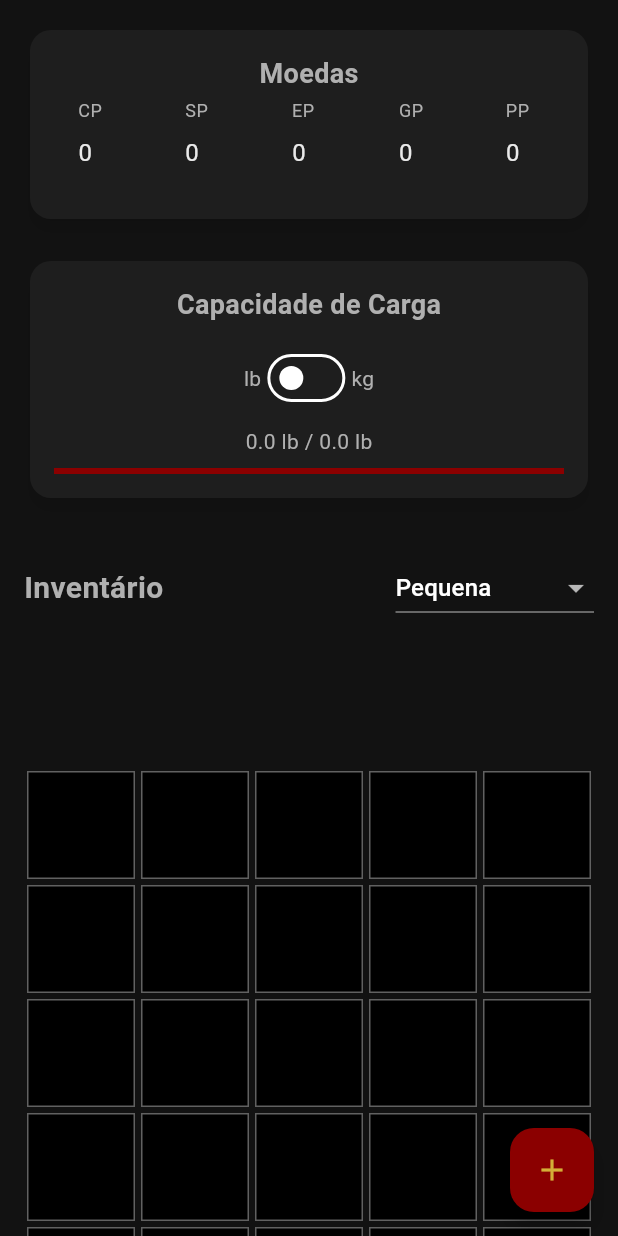
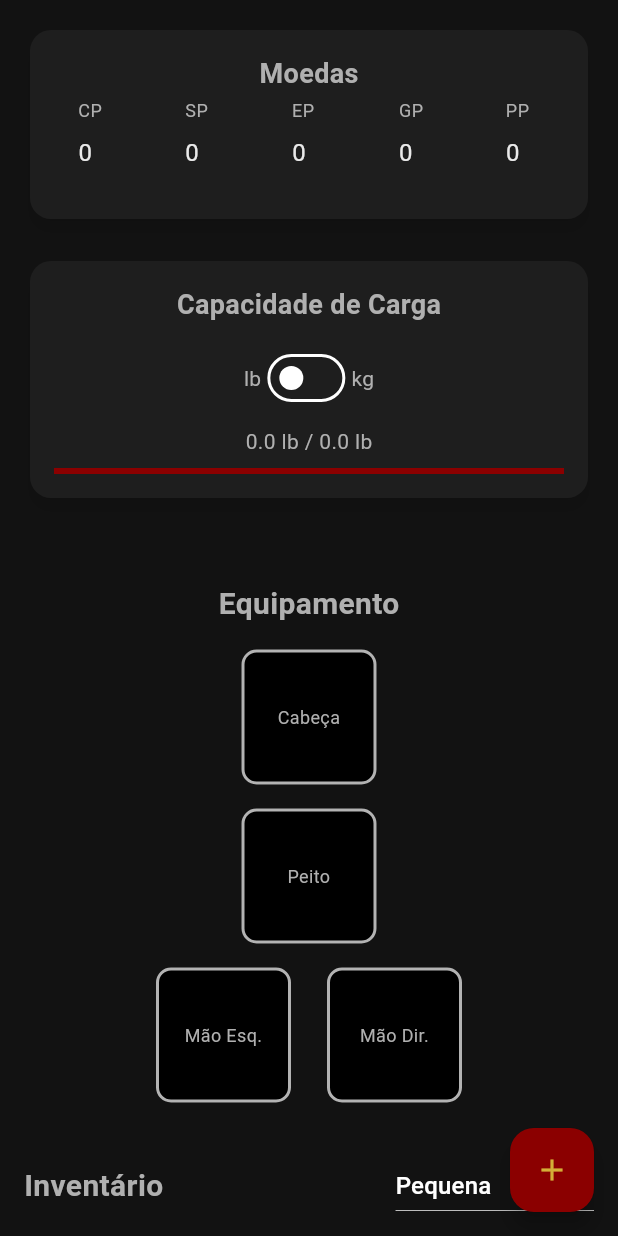
Before and after one commit to GustavoQuerique/GG-Para-todas-as-magias, a Flutter app: the SheetTabInventory screen opened directly with empty values, on a phone screen of 412 x 824 dp. Run offline on Flutter 3.47's test engine with Material 3 defaults, Android fonts, the light colour scheme and no system bars; our stand-ins replace hive, hive_flutter; accounts and stored records are empty; network calls fail.

Commit message:
adicionado um sistema de equipamento, para colocar itens como espada, escudo, armadura
trocado a forma que os itens são movidos. Agora estou usando Draggable.

```diff
--- a/lib/models/character_sheet.dart
+++ b/lib/models/character_sheet.dart
@@ -1,6 +1,8 @@
 import 'package:flutter/material.dart';
 import 'package:guia_de_garlou_para_todas_as_magias/models/inventory/inventory_controller/inventory_container.dart';
+import 'package:guia_de_garlou_para_todas_as_magias/models/inventory/inventory_controller/inventory_item_instance.dart';
 import 'package:guia_de_garlou_para_todas_as_magias/models/inventory/inventory_item.dart';
+import 'package:guia_de_garlou_para_todas_as_magias/presentation/screens/sheet/sheet_detail_page/tabs/sheet_tab_inventory_equipment/equipment_section.dart';
 import 'package:hive/hive.dart';
 
 part 'character_sheet.g.dart';
@@ -132,6 +134,9 @@ class CharacterSheet extends HiveObject {
   @HiveField(33)
   int inventoryTypeIndex;
 
+  @HiveField(34)
+  Map<String, Map<String, dynamic>?> equippedItems = {};
+
   CharacterSheet({
     required this.name,
     required this.level,
@@ -167,6 +172,7 @@ class CharacterSheet extends HiveObject {
     Map<int, int>? spellSlots,
     List<Map<String, dynamic>>? inventoryGridItems,
     int? inventoryTypeIndex,
+    Map<String, Map<String, dynamic>>? equippedItems,
   }) : proficientSkills = proficientSkills ?? [],
        spellsByLevel =
            spellsByLevel ??
@@ -177,7 +183,8 @@ class CharacterSheet extends HiveObject {
        inventory = inventory ?? [],
        inventoryGridItems = inventoryGridItems ?? [],
        inventoryTypeIndex =
-           inventoryTypeIndex ?? InventoryType.mediumBackpack.index;
+           inventoryTypeIndex ?? InventoryType.mediumBackpack.index,
+       equippedItems = equippedItems ?? {};
 
   //Getters
 
@@ -227,6 +234,33 @@ class CharacterSheet extends HiveObject {
 
   int _modifier(int value) {
     return ((value - 10) / 2).floor();
+  }
+
+  //helper dos equipamentos
+  Map<EquipmentSlot, InventoryItemInstance?> get getEquippedItemsParsed {
+    final result = <EquipmentSlot, InventoryItemInstance?>{};
+
+    for (var slot in EquipmentSlot.values) {
+      final json = equippedItems[slot.name];
+
+      if (json != null) {
+        result[slot] = InventoryItemInstance.fromJson(json);
+      } else {
+        result[slot] = null;
+      }
+    }
+
+    return result;
+  }
+
+  void updateEquippedItemsFromParsed(
+    Map<EquipmentSlot, InventoryItemInstance?> parsed,
+  ) {
+    equippedItems.clear();
+
+    for (var entry in parsed.entries) {
+      equippedItems[entry.key.name] = entry.value?.toJson();
+    }
   }
 
   //
@@ -341,6 +375,11 @@ class CharacterSheet extends HiveObject {
       inventoryGridItems: List<Map<String, dynamic>>.from(
         json['inventoryGridItem'] ?? [],
       ),
+
+      equippedItems: Map<String, Map<String, dynamic>>.from(
+        json['equippedItems'],
+      ),
+
       inventoryTypeIndex:
           json['inventoryTypeIndex'] ?? InventoryType.mediumBackpack.index,
     );
@@ -409,6 +448,8 @@ class CharacterSheet extends HiveObject {
 
       'inventoryGridItems': inventoryGridItems,
       'inventoryTypeIndex': inventoryTypeIndex,
+
+      'equippedItems': equippedItems,
     };
   }
 }
--- a/lib/presentation/screens/sheet/sheet_detail_page/tabs/sheet_tab_inventory.dart
+++ b/lib/presentation/screens/sheet/sheet_detail_page/tabs/sheet_tab_inventory.dart
@@ -1,8 +1,6 @@
-///TODO: fazer com que os itens do grid afetem a capacidade de carga
-///Almentar o tamanho do texto dentro do grid
-///tornar os itens tocaveis para abrir uma aba de descrição
+///TODO: tornar os itens tocaveis para abrir uma aba de descrição
 ///ESSE ARQUIVO DA MUITO GRANDE, VAMOS CRIAR UM NOVO SO PARA OS WIDGETS DELE
-///talvez colocar fome/sistema de comida
+///quando arrastado para cima, o item some aidna
 
 import 'package:flutter/material.dart';
 import 'package:guia_de_garlou_para_todas_as_magias/models/character_sheet.dart';
@@ -10,6 +8,7 @@ import 'package:guia_de_garlou_para_todas_as_magias/models/inventory/inventory_c
 import 'package:guia_de_garlou_para_todas_as_magias/models/inventory/inventory_controller/inventory_item_instance.dart';
 import 'package:guia_de_garlou_para_todas_as_magias/models/inventory/inventory_controller/inventory_manager.dart';
 import 'package:guia_de_garlou_para_todas_as_magias/models/inventory/inventory_item.dart';
+import 'package:guia_de_garlou_para_todas_as_magias/presentation/screens/sheet/sheet_detail_page/tabs/sheet_tab_inventory_equipment/equipment_section.dart';
 import 'package:guia_de_garlou_para_todas_as_magias/widgets/medieval_card.dart';
 
 class SheetTabInventory extends StatefulWidget {
@@ -24,11 +23,17 @@ class SheetTabInventory extends StatefulWidget {
 class _SheetTabInventoryState extends State<SheetTabInventory> {
   late InventoryManager inventoryManager;
   final GlobalKey _gridKey = GlobalKey();
-  final GlobalKey _trashKey = GlobalKey();
-  InventoryItemInstance? draggingItem;
-  Offset? dragOffset;
-  Offset? dragPosition;
   InventoryType selectedType = InventoryType.mediumBackpack;
+  bool isDragging = false;
+  late Map<EquipmentSlot, InventoryItemInstance?> equippedItems;
+
+  ///Mapa dos slots de equipamento
+  // Map<EquipmentSlot, InventoryItemInstance?> equippedItems = {
+  //   EquipmentSlot.head: null,
+  //   EquipmentSlot.chest: null,
+  //   EquipmentSlot.mainHand: null,
+  //   EquipmentSlot.offHand: null,
+  // };
 
   @override
   void initState() {
@@ -36,6 +41,8 @@ class _SheetTabInventoryState extends State<SheetTabInventory> {
     selectedType = InventoryType.values[widget.sheet.inventoryTypeIndex];
 
     inventoryManager = InventoryManager(selectedType);
+
+    equippedItems = widget.sheet.getEquippedItemsParsed;
 
     if (widget.sheet.inventoryGridItems.isNotEmpty) {
       inventoryManager.importItems(widget.sheet.inventoryGridItems);
@@ -155,6 +162,33 @@ class _SheetTabInventoryState extends State<SheetTabInventory> {
 
               const SizedBox(height: 32),
 
+              //Equipamento
+              EquipmentSection(
+                equippedItems: equippedItems,
+                onItemDropped: (slot, item) {
+                  print("Item dropado no slot");
+                  setState(() {
+                    equippedItems[slot] = item;
+                    inventoryManager.removeItem(item);
+
+                    widget.sheet.inventoryGridItems = inventoryManager
+                        .exportItems();
+
+                    widget.sheet.updateEquippedItemsFromParsed(equippedItems);
+                    widget.sheet.save();
+                  });
+                },
+                onItemRemoved: (slot) {
+                  setState(() {
+                    equippedItems[slot] = null;
+
+                    widget.sheet.updateEquippedItemsFromParsed(equippedItems);
+                    widget.sheet.save();
+                  });
+                },
+              ),
+
+              const SizedBox(height: 32),
               //
               // INVENTÁRIO
               //
@@ -207,7 +241,7 @@ class _SheetTabInventoryState extends State<SheetTabInventory> {
                     AnimatedPadding(
                       duration: const Duration(milliseconds: 200),
                       padding: EdgeInsets.only(
-                        bottom: draggingItem != null ? 80 : 0,
+                        bottom: isDragging ? 80 : 0,
                       ),
                       child: SizedBox(
                         height: 400,
@@ -216,10 +250,10 @@ class _SheetTabInventoryState extends State<SheetTabInventory> {
                     ),
 
                     AnimatedOpacity(
-                      opacity: draggingItem != null ? 1 : 0,
+                      opacity: isDragging ? 1 : 0,
                       duration: const Duration(milliseconds: 200),
                       child: IgnorePointer(
-                        ignoring: draggingItem == null,
+                        ignoring: isDragging == false,
                         child: Padding(
                           padding: const EdgeInsets.only(bottom: 10),
                           child: buildTrash(),
@@ -287,29 +321,45 @@ class _SheetTabInventoryState extends State<SheetTabInventory> {
                 final row = index ~/ cols;
                 final col = index % cols;
 
-                return GestureDetector(
-                  onTap: () {
-                    if (draggingItem != null) {
-                      final moved = inventoryManager.moveItem(
-                        draggingItem!,
-                        row,
-                        col,
-                      );
+                return DragTarget<InventoryItemInstance>(
+                  onAcceptWithDetails: (details) {
+                    final item = details.data;
+
+                    bool moved;
+                    final alreadyInGrid = inventoryManager.contains(item);
+
+                    if (alreadyInGrid) {
+                      moved = inventoryManager.moveItem(item, row, col);
+                    } else {
+                      moved = inventoryManager.moveItem(item, row, col);
+                    }
 
                     if (moved) {
                       setState(() {
-                          draggingItem = null;
+                        equippedItems.updateAll((key, value) {
+                          return value == item ? null : value;
+                        });
+
+                        widget.sheet.inventoryGridItems = inventoryManager
+                            .exportItems();
+
+                        widget.sheet.save();
                       });
                     }
-                    }
                   },
-                  child: Container(
+                  builder: (context, candidateData, rejectedData) {
+                    return Container(
                       margin: const EdgeInsets.all(2),
                       decoration: BoxDecoration(
-                      border: Border.all(color: Colors.grey.shade700),
+                        border: Border.all(
+                          color: candidateData.isNotEmpty
+                              ? Colors.green
+                              : Colors.grey.shade700,
+                        ),
                         color: Colors.black,
                       ),
-                  ),
+                    );
+                  },
                 );
               },
             ),
@@ -447,113 +497,54 @@ class _SheetTabInventoryState extends State<SheetTabInventory> {
         if (item != null && !renderedItems.contains(item)) {
           renderedItems.add(item);
 
-          bool isDragging = draggingItem == item;
-
           widgets.add(
             Positioned(
-              left: isDragging
-                  ? dragPosition!.dx - dragOffset!.dx
-                  : item.posY * cellSize,
-              top: isDragging
-                  ? dragPosition!.dy - dragOffset!.dy
-                  : item.posX * cellSize,
+              left: item.posY * cellSize,
+              top: item.posX * cellSize,
               width: item.width * cellSize,
               height: item.height * cellSize,
-              child: GestureDetector(
-                onPanStart: (details) {
-                  final box =
-                      _gridKey.currentContext!.findRenderObject() as RenderBox;
+              child: Draggable<InventoryItemInstance>(
+                data: item,
 
-                  final localPosition = box.globalToLocal(
-                    details.globalPosition,
-                  );
-
+                onDragStarted: () {
                   setState(() {
-                    draggingItem = item;
-                    dragPosition = localPosition;
-                    dragOffset = Offset(
-                      localPosition.dx - (item.posY * cellSize),
-                      localPosition.dy - (item.posX * cellSize),
-                    );
+                    isDragging = true;
                   });
                 },
-                onPanUpdate: (details) {
-                  final box =
-                      _gridKey.currentContext!.findRenderObject() as RenderBox;
 
-                  final localPosition = box.globalToLocal(
-                    details.globalPosition,
-                  );
-
+                onDragEnd: (_) {
                   setState(() {
-                    dragPosition = localPosition;
+                    isDragging = false;
                   });
                 },
-                onPanEnd: (_) {
-                  if (draggingItem == null || dragPosition == null) return;
 
-                  final gridBox =
-                      _gridKey.currentContext!.findRenderObject() as RenderBox;
+                feedback: Material(
+                  color: Colors.transparent,
+                  child: SizedBox(
+                    width: item.width * cellSize,
+                    height: item.height * cellSize,
+                    child: _buildItemVisual(item),
+                  ),
+                ),
 
-                  final trashBox =
-                      _trashKey.currentContext?.findRenderObject()
-                          as RenderBox?;
+                childWhenDragging: Opacity(
+                  opacity: 0.3,
+                  child: _buildItemVisual(item),
+                ),
 
-                  // Converte posição local do grid para GLOBAL
-                  final globalDropPosition = gridBox.localToGlobal(
-                    dragPosition!,
+                child: _buildItemVisual(item),
+              ),
+            ),
           );
-
-                  bool droppedOnTrash = false;
-
-                  if (trashBox != null) {
-                    final trashPosition = trashBox.localToGlobal(Offset.zero);
-
-                    final trashSize = trashBox.size;
-
-                    droppedOnTrash =
-                        globalDropPosition.dx >= trashPosition.dx &&
-                        globalDropPosition.dx <=
-                            trashPosition.dx + trashSize.width &&
-                        globalDropPosition.dy >= trashPosition.dy &&
-                        globalDropPosition.dy <=
-                            trashPosition.dy + trashSize.height;
+        }
+      }
     }
 
-                  if (droppedOnTrash) {
-                    inventoryManager.removeItem(draggingItem!);
-                  } else {
-                    final newCol =
-                        ((dragPosition!.dx - dragOffset!.dx) / cellSize)
-                            .round();
-
-                    final newRow =
-                        ((dragPosition!.dy - dragOffset!.dy) / cellSize)
-                            .round();
-
-                    inventoryManager.moveItem(
-                      draggingItem!,
-                      newRow,
-                      newCol,
-                    );
+    return widgets;
   }
 
-                  setState(() {
-                    draggingItem = null;
-                    dragOffset = null;
-                    dragPosition = null;
-                  });
-
-                  widget.sheet.inventoryGridItems = inventoryManager
-                      .exportItems();
-                  widget.sheet.save();
-                },
-
-                child: IgnorePointer(
-                  ignoring: isDragging,
-                  child: Opacity(
-                    opacity: isDragging ? 0.85 : 1,
-                    child: Container(
+  Widget _buildItemVisual(InventoryItemInstance item) {
+    return Container(
       margin: const EdgeInsets.all(2),
       decoration: BoxDecoration(
         color: Colors.blueGrey.shade700,
@@ -571,17 +562,7 @@ class _SheetTabInventoryState extends State<SheetTabInventory> {
           ),
         ),
       ),
-                    ),
-                  ),
-                ),
-              ),
-            ),
     );
-        }
-      }
-    }
-
-    return widgets;
   }
 
   void _changeBackpack(InventoryType newType) {
@@ -624,12 +605,23 @@ class _SheetTabInventoryState extends State<SheetTabInventory> {
   }
 
   Widget buildTrash() {
+    return DragTarget<InventoryItemInstance>(
+      onAcceptWithDetails: (details) {
+        inventoryManager.removeItem(details.data);
+
+        setState(() {
+          widget.sheet.inventoryGridItems = inventoryManager.exportItems();
+          widget.sheet.save();
+        });
+      },
+      builder: (context, candidateData, rejectedData) {
         return Container(
-      key: _trashKey,
           width: 50,
           height: 50,
           decoration: BoxDecoration(
-        color: Colors.red.shade700,
+            color: candidateData.isNotEmpty
+                ? Colors.redAccent
+                : Colors.red.shade700,
             borderRadius: BorderRadius.circular(12),
           ),
           child: const Icon(
@@ -638,5 +630,7 @@ class _SheetTabInventoryState extends State<SheetTabInventory> {
             size: 40,
           ),
         );
+      },
+    );
   }
 }
--- /dev/null
+++ b/lib/presentation/screens/sheet/sheet_detail_page/tabs/sheet_tab_inventory_equipment/equipment_section.dart
@@ -0,0 +1,151 @@
+import 'package:flutter/material.dart';
+import 'package:guia_de_garlou_para_todas_as_magias/models/inventory/inventory_controller/inventory_item_instance.dart';
+
+enum EquipmentSlot {
+  head,
+  mainHand,
+  offHand,
+  chest,
+}
+
+class EquipmentSection extends StatelessWidget {
+  final Map<EquipmentSlot, InventoryItemInstance?> equippedItems;
+  final Function(EquipmentSlot, InventoryItemInstance) onItemDropped;
+  final Function(EquipmentSlot) onItemRemoved;
+
+  const EquipmentSection({
+    super.key,
+    required this.equippedItems,
+    required this.onItemDropped,
+    required this.onItemRemoved,
+  });
+
+  @override
+  Widget build(BuildContext context) {
+    return Column(
+      children: [
+        const SizedBox(height: 20),
+
+        const Text(
+          "Equipamento",
+          style: TextStyle(
+            fontSize: 20,
+            fontWeight: FontWeight.bold,
+          ),
+        ),
+
+        const SizedBox(height: 16),
+
+        _buildSlot(EquipmentSlot.head, "Cabeça"),
+
+        const SizedBox(height: 16),
+
+        _buildSlot(EquipmentSlot.chest, "Peito"),
+
+        const SizedBox(height: 16),
+
+        Row(
+          mainAxisAlignment: MainAxisAlignment.center,
+          children: [
+            _buildSlot(EquipmentSlot.offHand, "Mão Esq."),
+            const SizedBox(width: 24),
+            _buildSlot(EquipmentSlot.mainHand, "Mão Dir."),
+          ],
+        ),
+      ],
+    );
+  }
+
+  ///cria os slots do equipamento, e atualiza eles caso tenha item ou não
+  Widget _buildSlot(
+    EquipmentSlot slot,
+    String label,
+  ) {
+    final item = equippedItems[slot];
+
+    return DragTarget<InventoryItemInstance>(
+      onWillAcceptWithDetails: (_) => true,
+
+      onAcceptWithDetails: (details) {
+        onItemDropped(slot, details.data);
+      },
+      builder: (context, candidateData, rejectedData) {
+        Widget content;
+
+        if (item == null) {
+          content = Text(
+            label,
+            textAlign: TextAlign.center,
+            style: const TextStyle(fontSize: 13),
+          );
+        } else {
+          content = Draggable<InventoryItemInstance>(
+            data: item,
+            onDragStarted: () {
+              onItemRemoved(slot);
+            },
+
+            feedback: Material(
+              color: Colors.transparent,
+              child: SizedBox(
+                width: 90,
+                height: 90,
+                child: _buildItemVisual(item),
+              ),
+            ),
+            childWhenDragging: Opacity(
+              opacity: 0.3,
+              child: _buildItemVisual(item),
+            ),
+            child: _buildItemVisual(item),
+          );
+        }
+
+        return Container(
+          width: 90,
+          height: 90,
+          decoration: BoxDecoration(
+            color: Colors.black,
+            border: Border.all(
+              color: candidateData.isNotEmpty
+                  ? Colors.greenAccent
+                  : Colors.white70,
+              width: 2,
+            ),
+            borderRadius: BorderRadius.circular(10),
+          ),
+          child: Center(
+            child: item == null
+                ? Text(
+                    label,
+                    textAlign: TextAlign.center,
+                    style: const TextStyle(fontSize: 12),
+                  )
+                : content, //USA O DRAGGABLE AQUI
+          ),
+        );
+      },
+    );
+  }
+
+  Widget _buildItemVisual(InventoryItemInstance item) {
+    return Container(
+      decoration: BoxDecoration(
+        color: Colors.blueGrey.shade700,
+        border: Border.all(color: Colors.white70),
+        borderRadius: BorderRadius.circular(4),
+      ),
+      child: Center(
+        child: Text(
+          item.baseItem.name,
+          textAlign: TextAlign.center,
+          style: const TextStyle(
+            fontSize: 10,
+            color: Colors.white,
+            fontWeight: FontWeight.bold,
+          ),
+        ),
+      ),
+    );
+  }
+}
```
Also changed, not shown: lib/models/inventory/inventory_controller/inventory_manager.dart (+9 -0 lines), lib/models/character_sheet.g.dart. Lines whose indentation alone changed are shown as unchanged.
